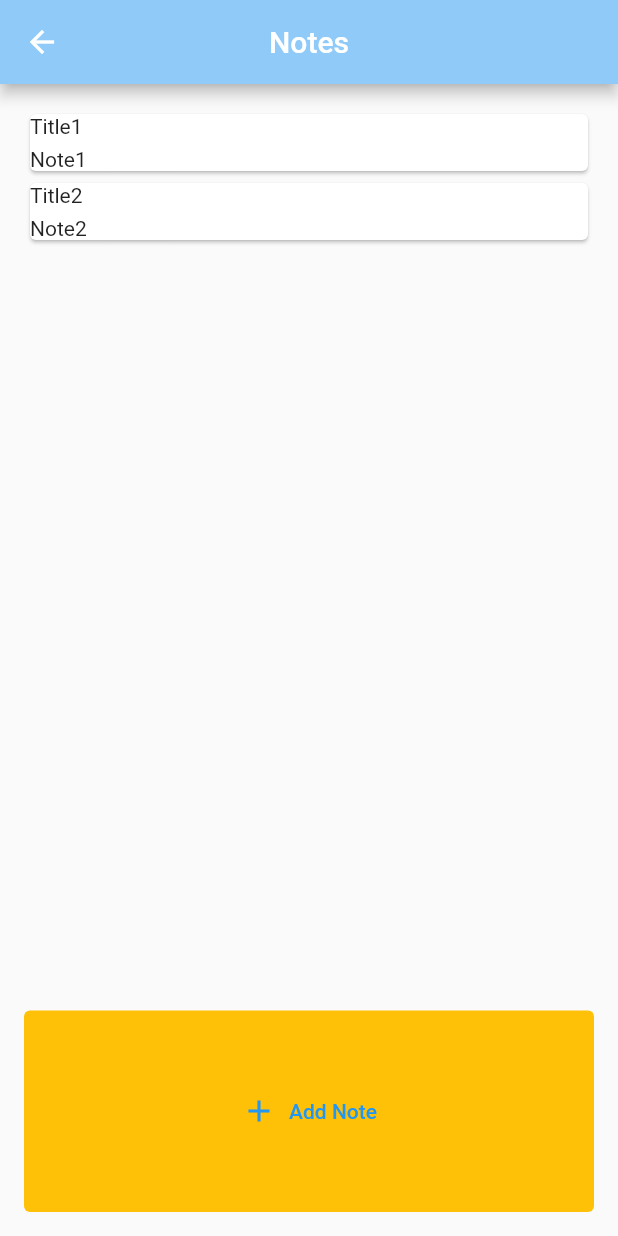
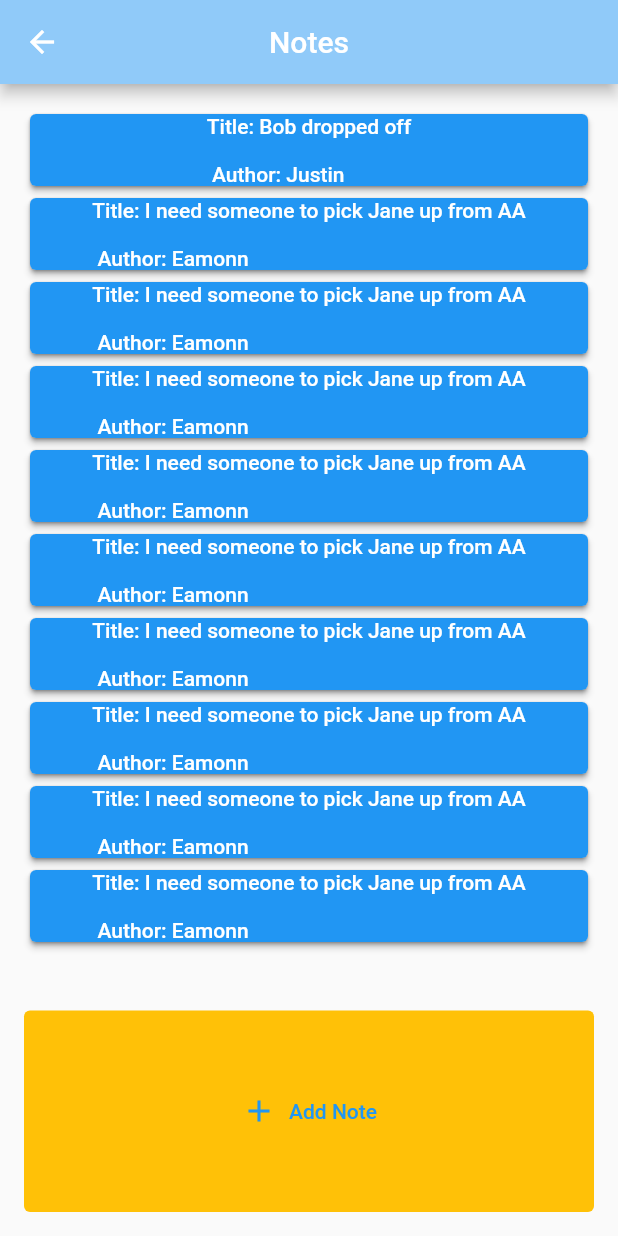
Before and after one commit to jburz2001/theSwag_phoneApp, a Flutter app: the Notes screen opened by its route, on a phone screen of 412 x 824 dp. Run offline on Flutter 3.47's test engine with Material 2 defaults, Android fonts, the phone set to English and light mode, and no system bars.

Commit message:
scrollable list of notes with bottom screens

```diff
--- a/swag_app/lib/note.dart
+++ b/swag_app/lib/note.dart
@@ -1,10 +1,11 @@
 class Note {
-  String title = "NO_TITLE";
-  String note = "NO_NOTE";
+  String title;
+  String note;
+  String author;
 
-  Note(this.title, this.note);
+  Note({ required this.title, required this.note, required this.author });
 
   void display() {
-    print("Title: $title \n Note: $note");
+    print("Title: $title \n Note: $note \n Author: $author");
   }
 }
--- a/swag_app/lib/screens/notes.dart
+++ b/swag_app/lib/screens/notes.dart
@@ -10,22 +10,16 @@ class Notes extends StatefulWidget {
 class _NotesState extends State<Notes> {
 
     List<Note> notes = [
-      Note("Title1", "Note1"),
-      Note("Title2", "Note2"),
-      // Note("Title1", "Note1"),
-      // Note("Title2", "Note2"),
-      // Note("Title1", "Note1"),
-      // Note("Title2", "Note2"),
-      // Note("Title1", "Note1"),
-      // Note("Title2", "Note2"),
-      // Note("Title1", "Note1"),
-      // Note("Title2", "Note2"),
-      // Note("Title1", "Note1"),
-      // Note("Title2", "Note2"),
-      // Note("Title1", "Note1"),
-      // Note("Title2", "Note2"),
-      // Note("Title1", "Note1"),
-      // Note("Title2", "Note2"),
+      Note(title: "Bob dropped off", note: "I dropped Bob off at the urgent care", author: "Justin"),
+      Note(title: "I need someone to pick Jane up from AA", note: "My car is out of gas so I cannot pick Jane up. Can someone else do this?", author: "Eamonn"),
+      Note(title: "I need someone to pick Jane up from AA", note: "My car is out of gas so I cannot pick Jane up. Can someone else do this?", author: "Eamonn"),
+      Note(title: "I need someone to pick Jane up from AA", note: "My car is out of gas so I cannot pick Jane up. Can someone else do this?", author: "Eamonn"),
+      Note(title: "I need someone to pick Jane up from AA", note: "My car is out of gas so I cannot pick Jane up. Can someone else do this?", author: "Eamonn"),
+      Note(title: "I need someone to pick Jane up from AA", note: "My car is out of gas so I cannot pick Jane up. Can someone else do this?", author: "Eamonn"),
+      Note(title: "I need someone to pick Jane up from AA", note: "My car is out of gas so I cannot pick Jane up. Can someone else do this?", author: "Eamonn"),
+      Note(title: "I need someone to pick Jane up from AA", note: "My car is out of gas so I cannot pick Jane up. Can someone else do this?", author: "Eamonn"),
+      Note(title: "I need someone to pick Jane up from AA", note: "My car is out of gas so I cannot pick Jane up. Can someone else do this?", author: "Eamonn"),
+      Note(title: "I need someone to pick Jane up from AA", note: "My car is out of gas so I cannot pick Jane up. Can someone else do this?", author: "Eamonn"),
     ];
 
     Widget NoteTemplate(Note n){
@@ -33,13 +27,33 @@ class _NotesState extends State<Notes> {
         child: Column(
           crossAxisAlignment: CrossAxisAlignment.stretch,
           children: [
-            Text(
-              n.title
+            ElevatedButton(
+              child: Text("Title: ${n.title}\n\n Author: ${n.author}"),
+              onPressed: () {
+                showModalBottomSheet<void>(
+                  context: context,
+                  builder: (BuildContext context) {
+                    return Container(
+                      height: 300,
+                      color: Colors.amber,
+                      child: Center(
+                        child: Column(
+                          mainAxisAlignment: MainAxisAlignment.center,
+                          mainAxisSize: MainAxisSize.min,
+                          children: <Widget>[
+                            Text(n.note),
+                            ElevatedButton(
+                              child: const Text('Close BottomSheet'),
+                              onPressed: () => Navigator.pop(context),
+                            )
+                          ],
+                        ),
+                      ),
+                    );
+                  },
+                );
+              },
             ),
-            SizedBox(height: 6.0),
-            Text(
-              n.note
-            )
           ],
         ),
       );
@@ -63,8 +77,10 @@ class _NotesState extends State<Notes> {
               child: Padding(
                 padding: const EdgeInsets.all(8.0),
                 child: Container(
-                  child: Column(
-                    children: notes.map((n) => NoteTemplate(n)).toList(),
+                  child: SingleChildScrollView(
+                    child: Column(
+                      children: notes.map((n) => NoteTemplate(n)).toList(),
+                    ),
                   ),
                 ),
               )
```
